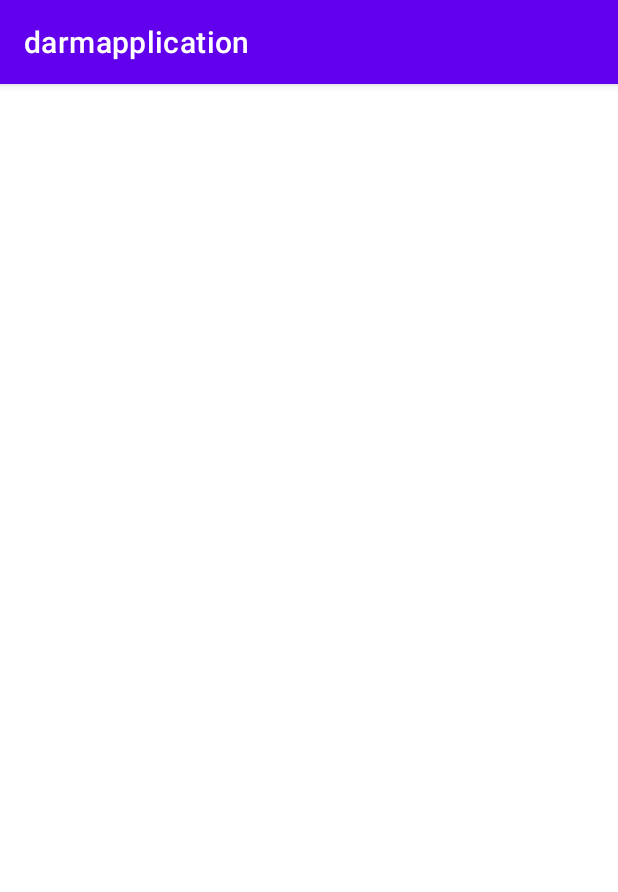
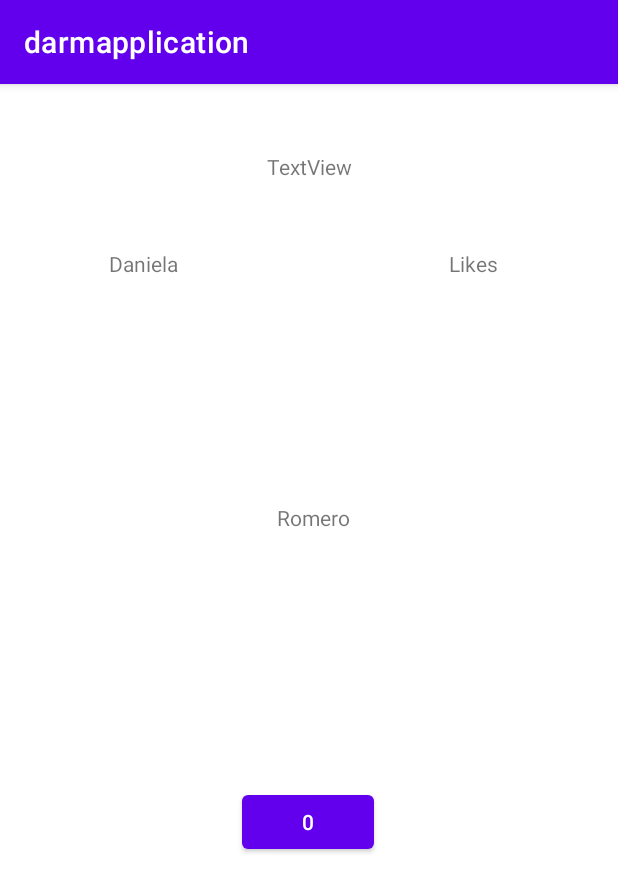
Before and after one commit to 2022B-Software-Computacion/romero-meneses-daniela-romero-moviles, an Android app: the GRecyclerView screen opened directly, with no data from a screen before it, on a phone screen of 412 x 824 dp. Shown: the top 892 px of the screen. Run offline under Robolectric (Android 15) with nearby library versions, the phone set to English and light mode, and no system bars.

Commit message:
Recycler View Despliegue

```diff
--- a/01-android/app/src/main/AndroidManifest.xml
+++ b/01-android/app/src/main/AndroidManifest.xml
@@ -28,7 +28,7 @@
         </activity>
         <activity
             android:name=".CIntentExplicitParametros"
-            android:exported="false">
+            android:exported="true">
             <meta-data
                 android:name="android.app.lib_name"
                 android:value="" />
--- a/01-android/app/src/main/java/com/example/darmapplication/FRecyclerViewAdaptadorNombreCedula.kt
+++ b/01-android/app/src/main/java/com/example/darmapplication/FRecyclerViewAdaptadorNombreCedula.kt
@@ -1,4 +1,65 @@
 package com.example.darmapplication
 
-class FRecyclerViewAdaptadorNombreCedula {
+import android.view.LayoutInflater
+import android.view.View
+import android.view.ViewGroup
+import android.widget.Button
+import android.widget.TextView
+import androidx.recyclerview.widget.RecyclerView
+
+class FRecyclerViewAdaptadorNombreCedula (
+    private val contexto: GRecyclerView,
+    private val lista: ArrayList<BEntrenador>,
+    private  val recyclerView: RecyclerView
+        ): RecyclerView.Adapter<FRecyclerViewAdaptadorNombreCedula.MyViewHolder>() {
+            inner class MyViewHolder(view: View): RecyclerView.ViewHolder(view){
+                val nombreTextView: TextView
+                val cedulaTextView: TextView
+                val likesTextView: TextView
+                val accionButton: Button
+                var numeroLikes = 0
+
+                init {
+                    nombreTextView = view.findViewById(R.id.tv_nombre)
+                    cedulaTextView = view.findViewById(R.id.tv_cedula)
+                    likesTextView = view.findViewById(R.id.tv_likes)
+                    accionButton = view.findViewById<Button>(R.id.btn_dar_like)
+                    accionButton.setOnClickListener { anadirLike() }
+                }
+
+                fun anadirLike(){
+                    numeroLikes = numeroLikes + 1
+                    likesTextView.text = numeroLikes.toString()
+                    contexto.aumentarTotalLikes()
+                }
+            }
+
+    //setear el layout que se va a utilizar
+    override fun onCreateViewHolder(
+        parent: ViewGroup,
+        viewType: Int
+    ): MyViewHolder {
+        val itemView = LayoutInflater
+            .from(parent.context)
+            .inflate(
+                R.layout.recycler_view_vista,
+                parent,
+                false
+            )
+        return MyViewHolder(itemView)
+    }
+
+    //Setear los datos para la interaccion
+    override fun onBindViewHolder(holder: MyViewHolder, position: Int) {
+        val entrenadorActual = this.lista[position]
+        holder.nombreTextView.text = entrenadorActual.nombre
+        holder.cedulaTextView.text = entrenadorActual.descripcion
+        holder.accionButton.text = "Like ${entrenadorActual.nombre}"
+        holder.accionButton.text = "0"
+    }
+
+    //Tamanio del arreglo
+    override fun getItemCount(): Int {
+        return this.lista.size
+    }
 }
--- a/01-android/app/src/main/java/com/example/darmapplication/GRecyclerView.kt
+++ b/01-android/app/src/main/java/com/example/darmapplication/GRecyclerView.kt
@@ -2,10 +2,42 @@ package com.example.darmapplication
 
 import androidx.appcompat.app.AppCompatActivity
 import android.os.Bundle
+import android.widget.TextView
+import androidx.recyclerview.widget.RecyclerView
 
 class GRecyclerView : AppCompatActivity() {
+    var totalLikes = 0
+
     override fun onCreate(savedInstanceState: Bundle?) {
         super.onCreate(savedInstanceState)
         setContentView(R.layout.activity_grecycler_view)
+
+        // Definir lista
+        val listaEntrenador = arrayListOf<BEntrenador>()
+        listaEntrenador.add(BEntrenador(1,"Daniela", "Romero"))
+        listaEntrenador.add(BEntrenador(2,"Alexandra", "Meneses"))
+
+        //Iniciar Recycler View
+        val recyclerView = findViewById<RecyclerView>(R.id.rv_entrenadores)
+        inicializarRecyclerView(listaEntrenador, recyclerView)
+    }
+    fun inicializarRecyclerView(
+        lista: ArrayList<BEntrenador>,
+        recyclerView: RecyclerView
+    ){
+        val adaptador = FRecyclerViewAdaptadorNombreCedula(
+            this,
+            lista,
+            recyclerView
+        )
+        recyclerView.adapter = adaptador
+        recyclerView.itemAnimator = androidx.recyclerview.widget.DefaultItemAnimator()
+        recyclerView.layoutManager = androidx.recyclerview.widget.LinearLayoutManager(this)
+        adaptador.notifyDataSetChanged()
+    }
+    fun aumentarTotalLikes(){
+        totalLikes = totalLikes + 1
+        val totalLikesTextView = findViewById<TextView>(R.id.tv_total_likes)
+        totalLikesTextView.text = totalLikes.toString()
     }
 }
--- a/01-android/app/src/main/java/com/example/darmapplication/MainActivity.kt
+++ b/01-android/app/src/main/java/com/example/darmapplication/MainActivity.kt
@@ -92,6 +92,13 @@ class MainActivity : AppCompatActivity() {
             .setOnClickListener {
                 irActividad(ECrudEntrenador::class.java)
             }
+
+        // Recycler View
+        val botonRecyclerView = findViewById<Button>(R.id.btn_recycler_view)
+        botonRecyclerView
+            .setOnClickListener {
+                irActividad(GRecyclerView::class.java)
+            }
     }
 
     fun abrirActividadConParametros(
--- a/01-android/app/src/main/res/layout/activity_grecycler_view.xml
+++ b/01-android/app/src/main/res/layout/activity_grecycler_view.xml
@@ -6,4 +6,23 @@
     android:layout_height="match_parent"
     tools:context=".GRecyclerView">
 
+    <TextView
+        android:id="@+id/tv_total_likes"
+        android:layout_width="wrap_content"
+        android:layout_height="wrap_content"
+        android:text="TextView"
+        app:layout_constraintBottom_toTopOf="@+id/rv_entrenadores"
+        app:layout_constraintEnd_toEndOf="parent"
+        app:layout_constraintStart_toStartOf="parent"
+        app:layout_constraintTop_toTopOf="parent" />
+
+    <androidx.recyclerview.widget.RecyclerView
+        android:id="@+id/rv_entrenadores"
+        android:layout_width="352dp"
+        android:layout_height="586dp"
+        android:layout_marginBottom="72dp"
+        app:layout_constraintBottom_toBottomOf="parent"
+        app:layout_constraintEnd_toEndOf="parent"
+        app:layout_constraintHorizontal_bias="0.491"
+        app:layout_constraintStart_toStartOf="parent" />
 </androidx.constraintlayout.widget.ConstraintLayout>
--- a/01-android/app/src/main/res/layout/activity_main.xml
+++ b/01-android/app/src/main/res/layout/activity_main.xml
@@ -44,7 +44,7 @@
         android:id="@+id/btn_ir_intent_implicito"
         android:layout_width="wrap_content"
         android:layout_height="wrap_content"
-        android:layout_marginBottom="40dp"
+        android:layout_marginBottom="16dp"
         android:text="I. Implicito"
         app:layout_constraintBottom_toTopOf="@+id/btn_ciclo_vida"
         app:layout_constraintEnd_toEndOf="@+id/btn_ciclo_vida"
@@ -54,7 +54,7 @@
         android:id="@+id/btn_intent"
         android:layout_width="wrap_content"
         android:layout_height="wrap_content"
-        android:layout_marginBottom="40dp"
+        android:layout_marginBottom="12dp"
         android:text="I. Explicito"
         app:layout_constraintBottom_toTopOf="@+id/btn_ir_intent_implicito"
         app:layout_constraintEnd_toEndOf="@+id/btn_ir_intent_implicito"
@@ -65,10 +65,21 @@
         android:id="@+id/btn_sqlite"
         android:layout_width="wrap_content"
         android:layout_height="wrap_content"
-        android:layout_marginBottom="24dp"
+        android:layout_marginBottom="12dp"
         android:text="SQLite"
         app:layout_constraintBottom_toTopOf="@+id/btn_intent"
         app:layout_constraintEnd_toEndOf="@+id/btn_intent"
         app:layout_constraintStart_toStartOf="@+id/btn_intent" />
 
+    <Button
+        android:id="@+id/btn_recycler_view"
+        android:layout_width="wrap_content"
+        android:layout_height="wrap_content"
+        android:layout_marginBottom="12dp"
+        android:text="Recycler View"
+        app:layout_constraintBottom_toTopOf="@+id/btn_sqlite"
+        app:layout_constraintEnd_toEndOf="@+id/btn_sqlite"
+        app:layout_constraintHorizontal_bias="0.515"
+        app:layout_constraintStart_toStartOf="@+id/btn_sqlite" />
+
 </androidx.constraintlayout.widget.ConstraintLayout>
--- a/01-android/app/src/main/res/layout/recycler_view_vista.xml
+++ b/01-android/app/src/main/res/layout/recycler_view_vista.xml
@@ -1,6 +1,46 @@
 <?xml version="1.0" encoding="utf-8"?>
 <androidx.constraintlayout.widget.ConstraintLayout xmlns:android="http://schemas.android.com/apk/res/android"
+    xmlns:app="http://schemas.android.com/apk/res-auto"
+    xmlns:tools="http://schemas.android.com/tools"
     android:layout_width="match_parent"
     android:layout_height="match_parent">
 
+    <TextView
+        android:id="@+id/tv_nombre"
+        android:layout_width="wrap_content"
+        android:layout_height="wrap_content"
+        android:text="Nombre"
+        app:layout_constraintEnd_toStartOf="@+id/btn_dar_like"
+        app:layout_constraintStart_toStartOf="parent"
+        tools:layout_editor_absoluteY="81dp" />
+
+    <TextView
+        android:id="@+id/tv_cedula"
+        android:layout_width="wrap_content"
+        android:layout_height="wrap_content"
+        android:text="Cedula"
+        app:layout_constraintBottom_toTopOf="@+id/btn_dar_like"
+        app:layout_constraintEnd_toStartOf="@+id/tv_likes"
+        app:layout_constraintStart_toEndOf="@+id/tv_nombre"
+        app:layout_constraintTop_toTopOf="parent" />
+
+    <TextView
+        android:id="@+id/tv_likes"
+        android:layout_width="wrap_content"
+        android:layout_height="wrap_content"
+        android:text="Likes"
+        app:layout_constraintEnd_toEndOf="parent"
+        app:layout_constraintStart_toEndOf="@+id/btn_dar_like"
+        tools:layout_editor_absoluteY="79dp" />
+
+    <Button
+        android:id="@+id/btn_dar_like"
+        android:layout_width="wrap_content"
+        android:layout_height="wrap_content"
+        android:layout_marginBottom="180dp"
+        android:text="Dar Like"
+        app:layout_constraintBottom_toBottomOf="parent"
+        app:layout_constraintEnd_toEndOf="parent"
+        app:layout_constraintHorizontal_bias="0.499"
+        app:layout_constraintStart_toStartOf="parent" />
 </androidx.constraintlayout.widget.ConstraintLayout>
```
